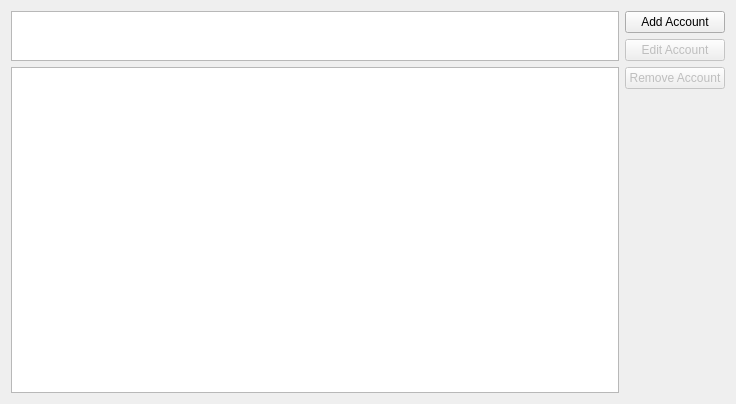
The window that src/main-widget.ui (KDE/ktp-accounts-kcm) describes before a commit, drawn with Qt 5.
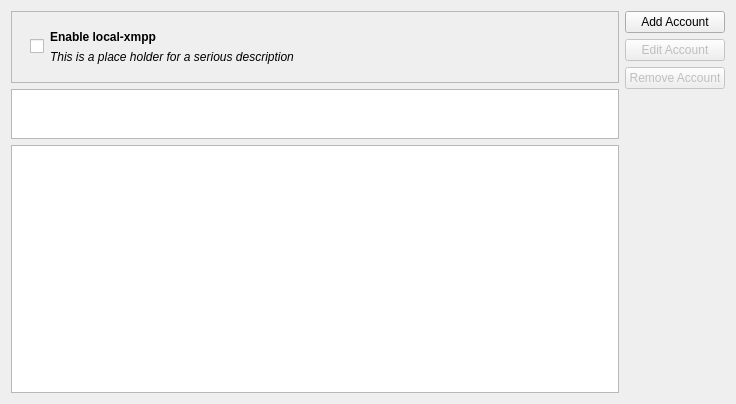
The same window after the commit. Custom widgets are drawn as their Qt base class.

Commit message: Replace the ListView for salut with a checkbox when the account is not configured

Diff of the .ui file:
```diff
--- a/src/main-widget.ui
+++ b/src/main-widget.ui
@@ -10,11 +10,100 @@
     <height>404</height>
    </rect>
   </property>
-  <layout class="QHBoxLayout" name="horizontalLayout_2">
+  <layout class="QHBoxLayout" name="horizontalLayout">
    <item>
-    <layout class="QHBoxLayout" name="horizontalLayout">
+    <layout class="QHBoxLayout" name="horizontalLayout_2">
      <item>
-      <layout class="QVBoxLayout" name="verticalLayout_4">
+      <layout class="QVBoxLayout" name="verticalLayout">
+       <item>
+        <widget class="QFrame" name="salutEnableFrame">
+         <property name="minimumSize">
+          <size>
+           <width>0</width>
+           <height>50</height>
+          </size>
+         </property>
+         <property name="frameShape">
+          <enum>QFrame::StyledPanel</enum>
+         </property>
+         <property name="frameShadow">
+          <enum>QFrame::Raised</enum>
+         </property>
+         <layout class="QHBoxLayout" name="horizontalLayout_3">
+          <item>
+           <widget class="QWidget" name="widget" native="true">
+            <property name="sizePolicy">
+             <sizepolicy hsizetype="Minimum" vsizetype="Minimum">
+              <horstretch>0</horstretch>
+              <verstretch>0</verstretch>
+             </sizepolicy>
+            </property>
+            <layout class="QHBoxLayout" name="horizontalLayout_4">
+             <item>
+              <widget class="QCheckBox" name="salutEnableCheckbox">
+               <property name="sizePolicy">
+                <sizepolicy hsizetype="Minimum" vsizetype="Maximum">
+                 <horstretch>0</horstretch>
+                 <verstretch>0</verstretch>
+                </sizepolicy>
+               </property>
+               <property name="iconSize">
+                <size>
+                 <width>32</width>
+                 <height>32</height>
+                </size>
+               </property>
+              </widget>
+             </item>
+             <item>
+              <layout class="QVBoxLayout" name="verticalLayout_2">
+               <item>
+                <widget class="QLabel" name="salutEnableLabel">
+                 <property name="sizePolicy">
+                  <sizepolicy hsizetype="Expanding" vsizetype="Preferred">
+                   <horstretch>0</horstretch>
+                   <verstretch>0</verstretch>
+                  </sizepolicy>
+                 </property>
+                 <property name="font">
+                  <font>
+                   <weight>75</weight>
+                   <bold>true</bold>
+                  </font>
+                 </property>
+                 <property name="text">
+                  <string>Enable local-xmpp</string>
+                 </property>
+                </widget>
+               </item>
+               <item>
+                <widget class="QLabel" name="salutEnableStatusLabel">
+                 <property name="sizePolicy">
+                  <sizepolicy hsizetype="Expanding" vsizetype="Preferred">
+                   <horstretch>0</horstretch>
+                   <verstretch>0</verstretch>
+                  </sizepolicy>
+                 </property>
+                 <property name="font">
+                  <font>
+                   <weight>50</weight>
+                   <italic>true</italic>
+                   <bold>false</bold>
+                  </font>
+                 </property>
+                 <property name="text">
+                  <string>This is a place holder for a serious description</string>
+                 </property>
+                </widget>
+               </item>
+              </layout>
+             </item>
+            </layout>
+           </widget>
+          </item>
+         </layout>
+        </widget>
+       </item>
        <item>
         <widget class="QListView" name="salutListView">
          <property name="maximumSize">
@@ -44,9 +133,9 @@
       </layout>
      </item>
      <item>
-      <layout class="QVBoxLayout" name="verticalLayout_2">
+      <layout class="QVBoxLayout" name="verticalLayout_3">
        <item>
-        <layout class="QVBoxLayout" name="verticalLayout">
+        <layout class="QVBoxLayout" name="verticalLayout_4">
          <property name="sizeConstraint">
           <enum>QLayout::SetFixedSize</enum>
          </property>
```
The commit also changes 2 other files.
